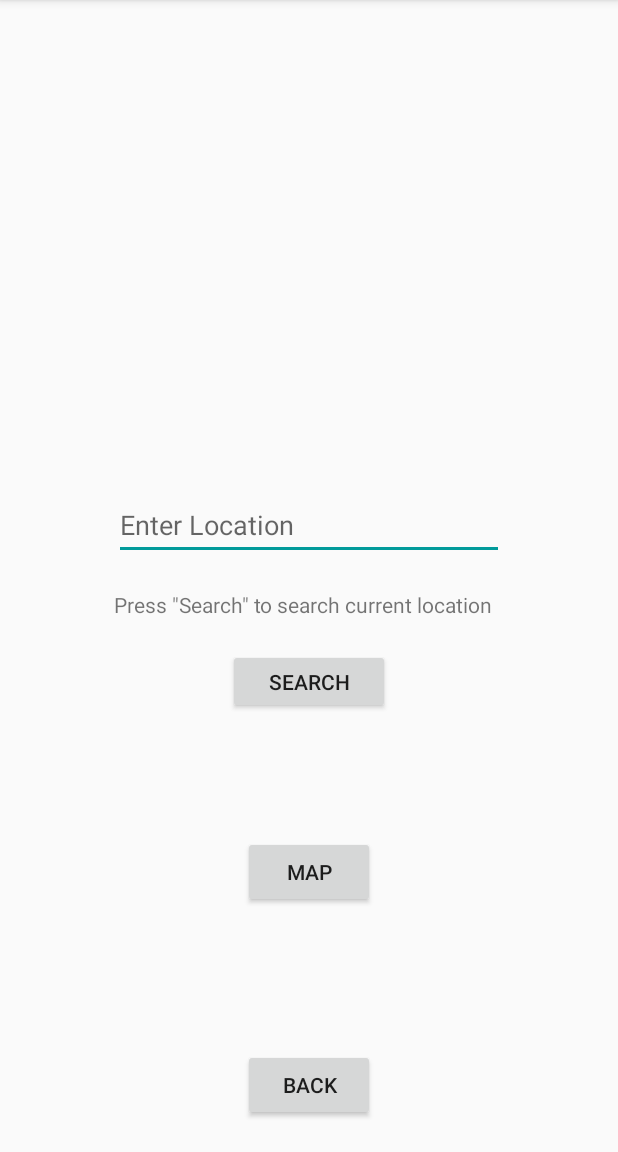
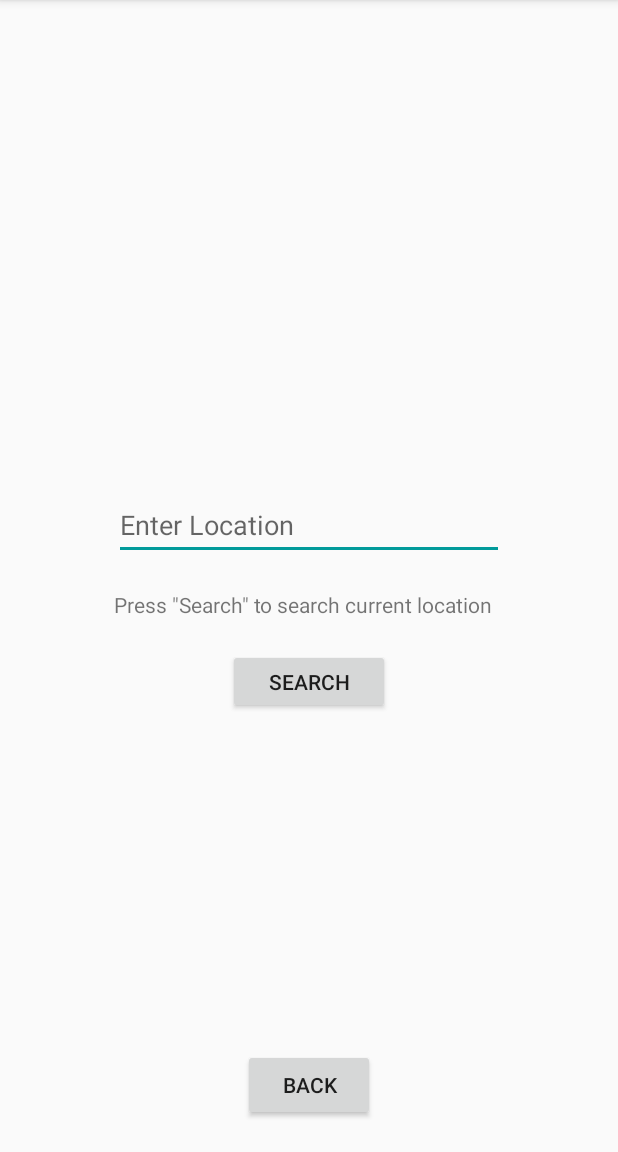
Before and after one commit to CS3398-Chicago-Bears/CS3398-Chicago-Bears-S2018, an Android app: the SearchActivity screen opened directly, with no data from a screen before it, on a phone screen of 412 x 824 dp, the part 84-1236 px from its top. Run offline under Robolectric (Android 15) with nearby library versions, the light colour scheme and no system bars.

Commit message:
Removed Map activity

```diff
--- a/app/build.gradle
+++ b/app/build.gradle
@@ -23,6 +23,7 @@ dependencies {
     implementation 'com.android.support:appcompat-v7:26.1.0'
     implementation 'com.android.support.constraint:constraint-layout:1.0.2'
     implementation 'com.google.android.gms:play-services-maps:11.8.0'
+    compile 'com.google.android.gms:play-services-maps:11.8.0'
     testImplementation 'junit:junit:4.12'
     androidTestImplementation 'com.android.support.test:runner:1.0.1'
     androidTestImplementation 'com.android.support.test.espresso:espresso-core:3.0.1'
--- a/app/src/main/AndroidManifest.xml
+++ b/app/src/main/AndroidManifest.xml
@@ -20,10 +20,13 @@
         <activity android:name=".View.BracketActivity" />
         <activity android:name=".View.NewBracketActivity" />
         <activity android:name=".View.SearchActivity" />
-        <activity android:name=".View.MapsActivity" />
         <activity android:name=".View.ProfileActivity" />
         <activity android:name=".View.CreateAccountActivity">
         </activity>
+
     </application>
+    <uses-feature
+        android:glEsVersion='0x00020000'
+        android:required='true' />
 
 </manifest>
--- a/app/src/main/java/com/cs3398/sportsapp/View/SearchActivity.java
+++ b/app/src/main/java/com/cs3398/sportsapp/View/SearchActivity.java
@@ -10,7 +10,7 @@ import com.cs3398.sportsapp.R;
 
 
 public class SearchActivity extends AppCompatActivity {
-    private Button search, backSearch, map;
+    private Button search, backSearch;
     private EditText searchLocation;
 
     @Override
@@ -21,7 +21,7 @@ public class SearchActivity extends AppCompatActivity {
         search = (Button)findViewById(R.id.searchSearch);
         backSearch = (Button)findViewById(R.id.backSearch);
         searchLocation = (EditText)findViewById(R.id.enterLocationText);
-        map = (Button)findViewById(R.id.maps);
+
 
         search.setOnClickListener(new View.OnClickListener() {
             @Override
@@ -39,13 +39,5 @@ public class SearchActivity extends AppCompatActivity {
             }
         });
 
-        map.setOnClickListener(new View.OnClickListener() {
-            @Override
-            public void onClick(View view) {
-                Intent intent = new Intent ( SearchActivity.this, MapsActivity.class);
-                startActivity(intent);
-            }
-        });
-
     }
 }
--- a/app/src/main/res/layout/activity_search.xml
+++ b/app/src/main/res/layout/activity_search.xml
@@ -68,18 +68,7 @@
         app:layout_constraintTop_toTopOf="parent"
         app:layout_constraintVertical_bias="0.982" />
 
-    <Button
-        android:id="@+id/maps"
-        android:layout_width="wrap_content"
-        android:layout_height="wrap_content"
-        android:layout_marginBottom="8dp"
-        android:layout_marginEnd="8dp"
-        android:layout_marginStart="8dp"
-        android:layout_marginTop="8dp"
-        android:text="Map"
-        app:layout_constraintBottom_toBottomOf="parent"
-        app:layout_constraintEnd_toEndOf="parent"
-        app:layout_constraintStart_toStartOf="parent"
-        app:layout_constraintTop_toTopOf="parent"
-        app:layout_constraintVertical_bias="0.78" />
+
+
+
 </android.support.constraint.ConstraintLayout>
```
Also changed, not shown: app/src/main/java/com/cs3398/sportsapp/View/MainActivity.java (+4 -4 lines), app/src/main/java/com/cs3398/sportsapp/View/MapsActivity.java (deleted, +0 -47 lines), app/src/main/res/layout/activity_maps.xml (deleted, +0 -8 lines).
